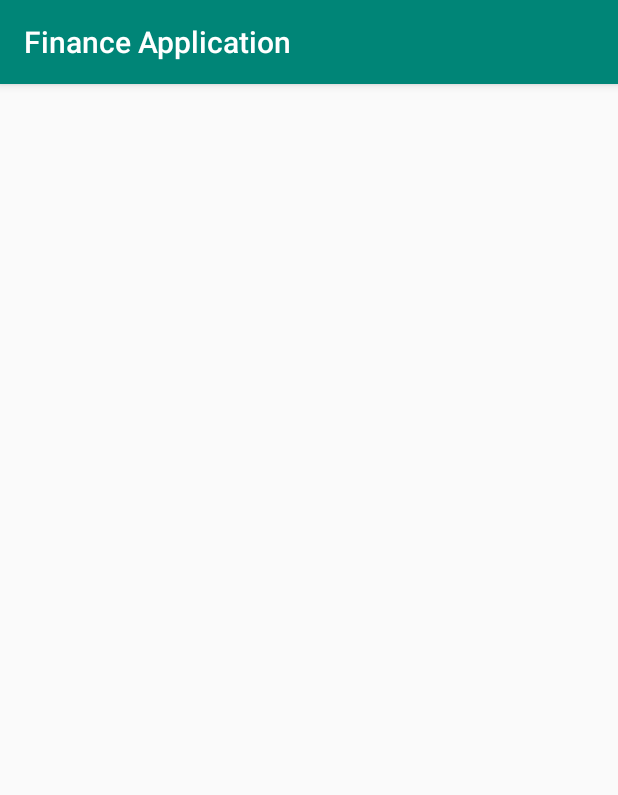
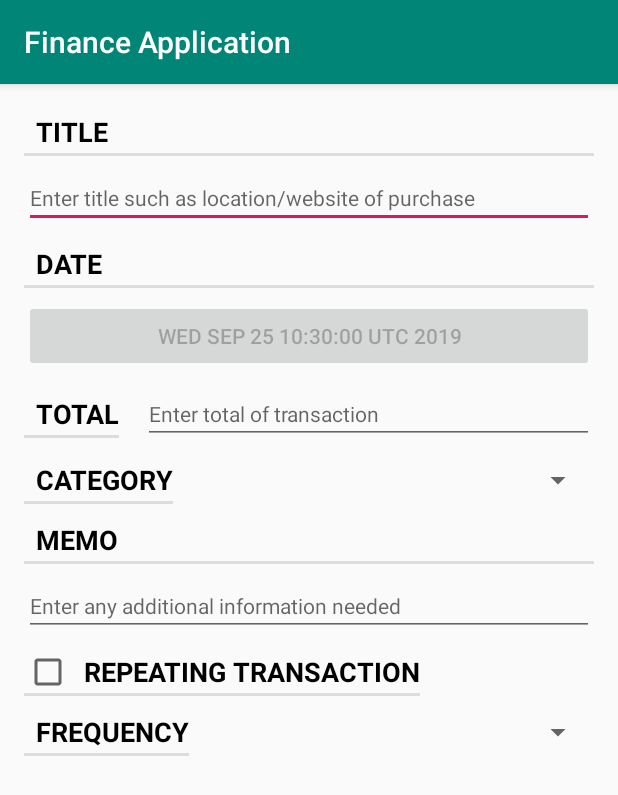
Before and after one commit to HeyZeusV/PlutusWallet, an Android app: the screen it shows after launch (MainActivity), on a phone screen of 412 x 824 dp. Shown: the top 795 px of the screen. Run offline under Robolectric (Android 15) with nearby library versions, the phone set to English and light mode, and no system bars.

Commit message:
Cleaned up Transaction. Fragment for Transaction is set up and running on MainActivity. Except for the Spinners, the views in Transaction have listeners set up correctly.

```diff
--- a/app/src/main/java/com/heyzeusv/financeapplication/MainActivity.kt
+++ b/app/src/main/java/com/heyzeusv/financeapplication/MainActivity.kt
@@ -8,5 +8,24 @@ class MainActivity : AppCompatActivity() {
     override fun onCreate(savedInstanceState: Bundle?) {
         super.onCreate(savedInstanceState)
         setContentView(R.layout.activity_main)
+
+        // FragmentManager adds fragments to an activity
+        val currentFragment =
+            supportFragmentManager.findFragmentById(R.id.fragment_container)
+
+        // would not be null if activity is destroyed and recreated
+        // b/c FragMana saves list of frags
+        if (currentFragment == null) {
+
+            val fragment = TransactionFragment()
+            // Create a new fragment transaction, include one add operation in it,
+            // and then commit it
+            supportFragmentManager
+                .beginTransaction()
+                // container view ID (where fragment's view should appear and
+                // unique ID for frag in FragMana's list, CrimeFragment
+                .add(R.id.fragment_container, fragment)
+                .commit()
+        }
     }
 }
--- /dev/null
+++ b/app/src/main/java/com/heyzeusv/financeapplication/TransactionFragment.kt
@@ -0,0 +1,133 @@
+package com.heyzeusv.financeapplication
+
+import android.os.Bundle
+import android.text.Editable
+import android.text.TextWatcher
+import android.view.LayoutInflater
+import android.view.View
+import android.view.ViewGroup
+import android.widget.Button
+import android.widget.CheckBox
+import android.widget.EditText
+import android.widget.Spinner
+import androidx.fragment.app.Fragment
+import java.math.BigDecimal
+
+class TransactionFragment : Fragment() {
+
+    // views
+    private lateinit var transaction       : Transaction
+    private lateinit var titleField        : EditText
+    private lateinit var totalField        : EditText
+    private lateinit var memoField         : EditText
+    private lateinit var dateButton        : Button
+    private lateinit var repeatingCheckBox : CheckBox
+    private lateinit var categorySpinner   : Spinner
+    private lateinit var frequencySpinner  : Spinner
+
+    override fun onCreate(savedInstanceState: Bundle?) {
+        super.onCreate(savedInstanceState)
+
+        transaction = Transaction()
+    }
+
+    override fun onCreateView(
+        inflater: LayoutInflater,
+        container: ViewGroup?,
+        savedInstanceState: Bundle?
+    ): View? {
+
+        val view = inflater.inflate(R.layout.fragment_transaction, container, false)
+
+        titleField        = view.findViewById(R.id.transaction_title)     as EditText
+        totalField        = view.findViewById(R.id.transaction_total)     as EditText
+        memoField         = view.findViewById(R.id.transaction_memo)      as EditText
+        dateButton        = view.findViewById(R.id.transaction_date)      as Button
+        repeatingCheckBox = view.findViewById(R.id.transaction_repeating) as CheckBox
+        categorySpinner   = view.findViewById(R.id.transaction_category)  as Spinner
+        frequencySpinner  = view.findViewById(R.id.transaction_frequency) as Spinner
+
+        return view
+    }
+
+    override fun onStart() {
+        super.onStart()
+
+        // placed in onStart due to being triggered when view state is restored
+        val titleWatcher = object : TextWatcher {
+
+            // not needed so blank
+            override fun beforeTextChanged(sequence: CharSequence?, start: Int, count: Int, after: Int) {}
+
+            // sequence is user's input which title is changed to
+            override fun onTextChanged(
+                sequence: CharSequence?,
+                start  : Int,
+                before : Int,
+                count  : Int
+            ) {
+                transaction.title = sequence.toString()
+            }
+
+            // not needed so blank
+            override fun afterTextChanged(sequence: Editable?) {}
+        }
+
+        // placed in onStart due to being triggered when view state is restored
+        val totalWatcher = object : TextWatcher {
+
+            // not needed so blank
+            override fun beforeTextChanged(sequence: CharSequence?, start: Int, count: Int, after: Int) {}
+
+            // sequence is user's input which total is changed to
+            override fun onTextChanged(
+                sequence: CharSequence?,
+                start  : Int,
+                before : Int,
+                count  : Int
+            ) {
+                transaction.total = BigDecimal(sequence.toString())
+            }
+
+            // not needed so blank
+            override fun afterTextChanged(sequence: Editable?) {}
+        }
+
+        // placed in onStart due to being triggered when view state is restored
+        val memoWatcher = object : TextWatcher {
+
+            // not needed so blank
+            override fun beforeTextChanged(sequence: CharSequence?, start: Int, count: Int, after: Int) {}
+
+            // sequence is user's input which memo is changed to
+            override fun onTextChanged(
+                sequence: CharSequence?,
+                start  : Int,
+                before : Int,
+                count  : Int
+            ) {
+                transaction.memo = sequence.toString()
+            }
+
+            // not needed so blank
+            override fun afterTextChanged(sequence: Editable?) {}
+        }
+
+        titleField.addTextChangedListener(titleWatcher)
+        totalField.addTextChangedListener(totalWatcher)
+        memoField.addTextChangedListener(memoWatcher)
+
+        // OnClickListener not affected by state restoration,
+        // but nice to have listeners in one place
+        dateButton.apply {
+
+            text = transaction.date.toString()
+            isEnabled = false
+        }
+        repeatingCheckBox.apply {
+            setOnCheckedChangeListener { _, isChecked ->
+                transaction.repeating = isChecked
+            }
+        }
+    }
+}
--- a/app/src/main/res/layout/fragment_transaction.xml
+++ b/app/src/main/res/layout/fragment_transaction.xml
@@ -102,12 +102,12 @@
         android:text="@string/transaction_category"
         android:textColor="@android:color/black"
         android:textSize="18sp"
-        app:layout_constraintEnd_toStartOf="@+id/spinner"
+        app:layout_constraintEnd_toStartOf="@+id/transaction_category"
         app:layout_constraintStart_toStartOf="parent"
         app:layout_constraintTop_toBottomOf="@+id/transaction_total" />
 
     <Spinner
-        android:id="@+id/spinner"
+        android:id="@+id/transaction_category"
         android:layout_width="0dp"
         android:layout_height="wrap_content"
         android:layout_marginTop="12dp"
@@ -115,6 +115,37 @@
         app:layout_constraintEnd_toEndOf="parent"
         app:layout_constraintStart_toEndOf="@+id/categoryTextView"
         app:layout_constraintTop_toBottomOf="@+id/transaction_total" />
+
+    <TextView
+        android:id="@+id/memoTextView"
+        style="?android:listSeparatorTextViewStyle"
+        android:layout_width="0dp"
+        android:layout_height="wrap_content"
+        android:layout_marginStart="16dp"
+        android:layout_marginTop="8dp"
+        android:layout_marginEnd="16dp"
+        android:text="@string/transaction_memo"
+        android:textColor="@android:color/black"
+        android:textSize="18sp"
+        app:layout_constraintEnd_toEndOf="parent"
+        app:layout_constraintStart_toStartOf="parent"
+        app:layout_constraintTop_toBottomOf="@+id/categoryTextView" />
+
+    <EditText
+        android:id="@+id/transaction_memo"
+        android:layout_width="0dp"
+        android:layout_height="wrap_content"
+        android:layout_marginStart="16dp"
+        android:layout_marginTop="8dp"
+        android:layout_marginEnd="16dp"
+        android:ems="10"
+        android:hint="@string/transaction_memo_hint"
+        android:importantForAutofill="no"
+        android:inputType="textPersonName"
+        android:textSize="14sp"
+        app:layout_constraintEnd_toEndOf="parent"
+        app:layout_constraintStart_toStartOf="parent"
+        app:layout_constraintTop_toBottomOf="@+id/memoTextView" />
 
     <CheckBox
         android:id="@+id/transaction_repeating"
@@ -143,7 +174,7 @@
         app:layout_constraintTop_toBottomOf="@+id/transaction_repeating" />
 
     <Spinner
-        android:id="@+id/spinner2"
+        android:id="@+id/transaction_frequency"
         android:layout_width="0dp"
         android:layout_height="wrap_content"
         android:layout_marginStart="8dp"
@@ -153,35 +184,4 @@
         app:layout_constraintStart_toEndOf="@+id/frequencyTextView"
         app:layout_constraintTop_toBottomOf="@+id/transaction_repeating" />
 
-    <TextView
-        android:id="@+id/memoTextView"
-        style="?android:listSeparatorTextViewStyle"
-        android:layout_width="0dp"
-        android:layout_height="wrap_content"
-        android:layout_marginStart="16dp"
-        android:layout_marginTop="8dp"
-        android:layout_marginEnd="16dp"
-        android:text="@string/transaction_memo"
-        android:textColor="@android:color/black"
-        android:textSize="18sp"
-        app:layout_constraintEnd_toEndOf="parent"
-        app:layout_constraintStart_toStartOf="parent"
-        app:layout_constraintTop_toBottomOf="@+id/categoryTextView" />
-
-    <EditText
-        android:id="@+id/transaction_memo"
-        android:layout_width="0dp"
-        android:layout_height="wrap_content"
-        android:layout_marginStart="16dp"
-        android:layout_marginTop="8dp"
-        android:layout_marginEnd="16dp"
-        android:ems="10"
-        android:hint="@string/transaction_memo_hint"
-        android:inputType="textPersonName"
-        android:textSize="14sp"
-        android:importantForAutofill="no"
-        app:layout_constraintEnd_toEndOf="parent"
-        app:layout_constraintStart_toStartOf="parent"
-        app:layout_constraintTop_toBottomOf="@+id/memoTextView" />
-
 </androidx.constraintlayout.widget.ConstraintLayout>
```
Also changed, not shown: app/src/main/java/com/heyzeusv/financeapplication/Transaction.kt (+9 -9 lines).
